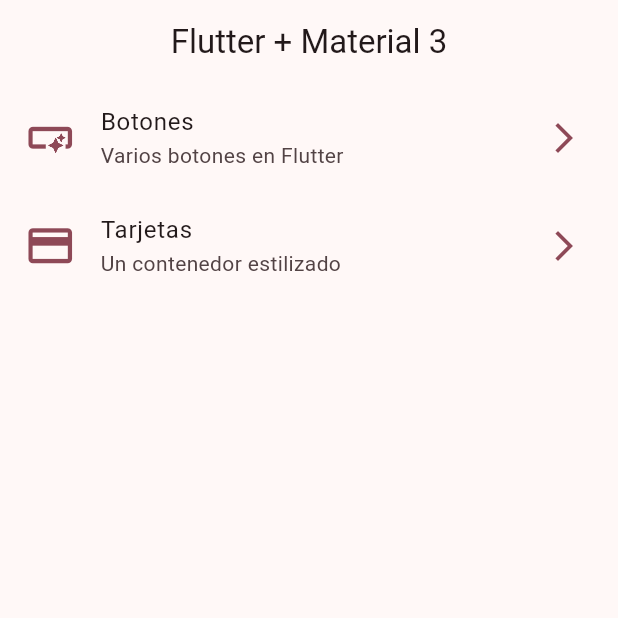
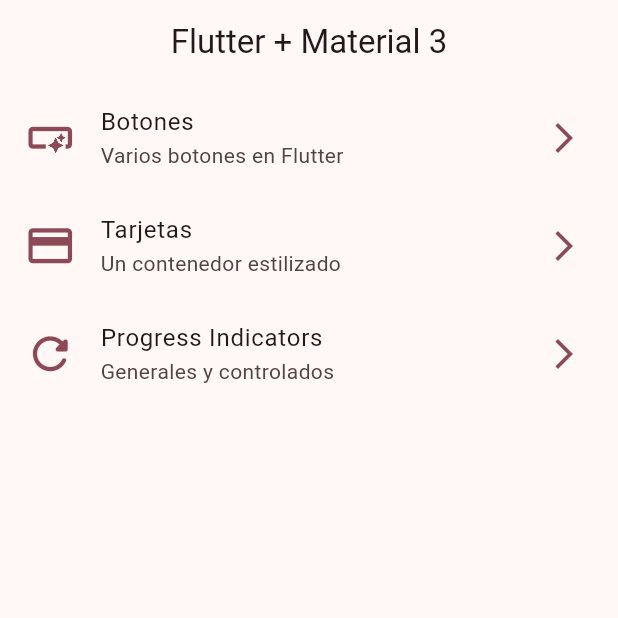
Before and after one commit to ErnestAlf222/flutterWidgets-AppMaterial3, a Flutter app: the screen it shows after launch, on a phone screen of 412 x 824 dp, the top half of it. Run offline on Flutter 3.47's test engine with Material 2 defaults, Android fonts, the phone set to English and light mode, and no system bars; our stand-ins replace go_router.

Commit message:
Progress indictator finished

```diff
--- a/lib/config/menu/menu_items.dart
+++ b/lib/config/menu/menu_items.dart
@@ -29,5 +29,11 @@ const appMenuItems = <MenuItem> [
     link: '/cards',
     icon: Icons.credit_card_outlined
   ),
+  MenuItem(
+    title: 'Progress Indicators',
+    subTitle: 'Generales y controlados',
+    link: '/progress',
+    icon: Icons.refresh_rounded
+  ),
 
 ];
--- a/lib/config/router/app_router.dart
+++ b/lib/config/router/app_router.dart
@@ -1,5 +1,4 @@
 import 'package:go_router/go_router.dart';
-
 import '../../presentation/screens/screens.dart';
 
 
@@ -22,5 +21,10 @@ final appRouter = GoRouter(
       name: CardsScreen.name,
       builder: (context, state) => const CardsScreen(),
     ),
+    GoRoute(
+      path: '/progress',
+      name: ProgressScreen.name,
+      builder: (context, state) => const ProgressScreen(),
+    ),
   ],
 );
```
Also changed, not shown: lib/presentation/screens/progress/progress_screen.dart (+64 -1 lines).
